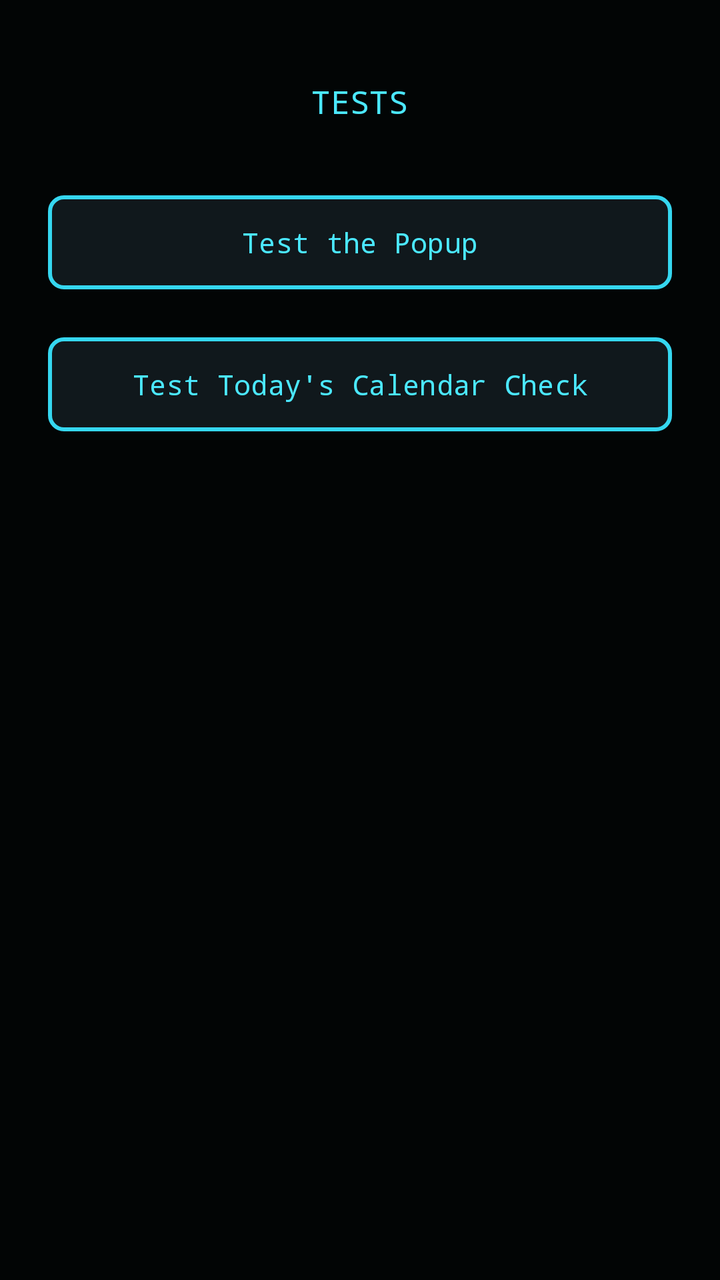
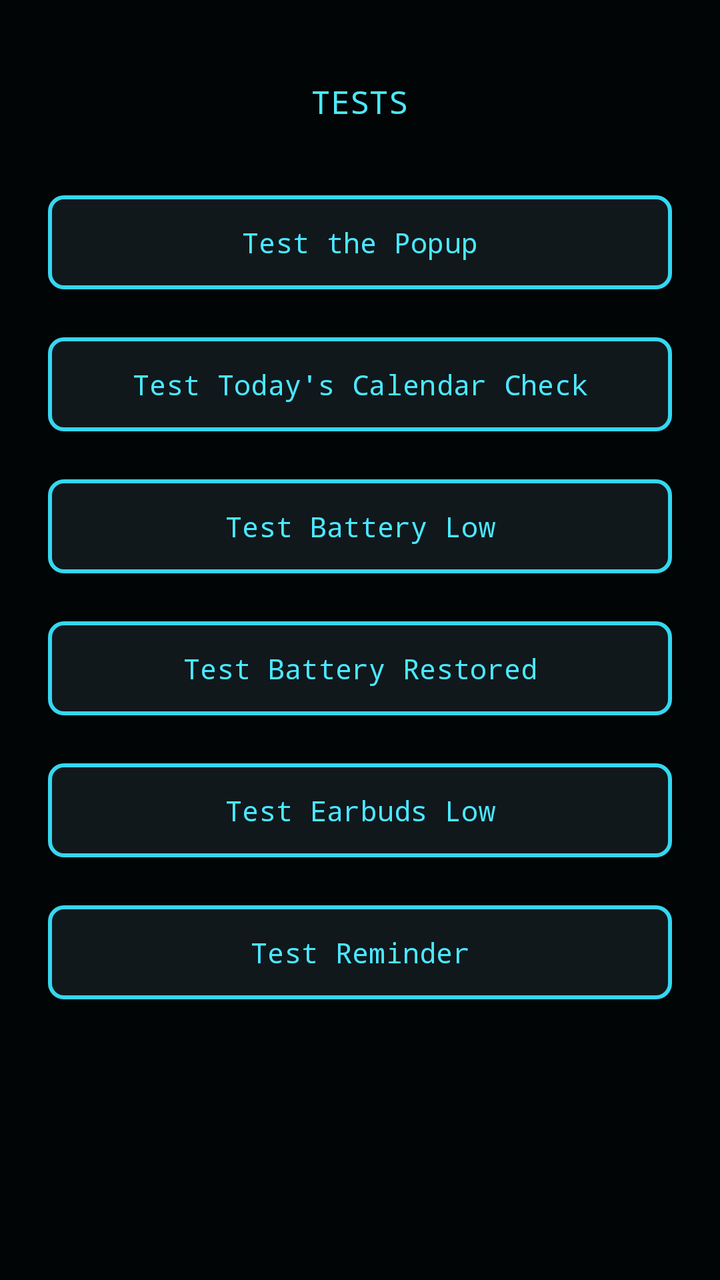

Compare the two renders of this Android layout. The source of the first and the diff that turns it into the second are given below.
<!-- AndroidManifest.xml: application theme Theme.PrescriptBeeper -->
<!-- res/layout/activity_tests.xml -->
<?xml version="1.0" encoding="utf-8"?>
<LinearLayout xmlns:android="http://schemas.android.com/apk/res/android"
    android:layout_width="match_parent"
    android:layout_height="match_parent"
    android:orientation="vertical"
    android:gravity="top|center_horizontal"
    android:fitsSystemWindows="true"
    android:padding="24dp"
    android:background="#020505">

    <TextView
        android:layout_width="wrap_content"
        android:layout_height="wrap_content"
        android:text="TESTS"
        android:textColor="#4be8ff"
        android:textSize="16sp"
        android:fontFamily="monospace"
        android:layout_marginTop="16dp"
        android:layout_marginBottom="32dp" />

    <Button
        android:id="@+id/btnTestPopup"
        android:layout_width="match_parent"
        android:layout_height="wrap_content"
        android:text="Test the Popup"
        android:layout_marginBottom="16dp" />

    <Button
        android:id="@+id/btnTestCalendar"
        android:layout_width="match_parent"
        android:layout_height="wrap_content"
        android:text="Test Today's Calendar Check" />

</LinearLayout>
<!-- resources referenced by this layout -->
<resources>
  <style name="Theme.PrescriptBeeper" parent="Base.Theme.PrescriptBeeper">
          <item name="materialButtonStyle">@style/Widget.PrescriptBeeper.Button</item>
      </style>
  <style name="Base.Theme.PrescriptBeeper" parent="Theme.Material3.DayNight.NoActionBar">
          
      </style>
  <style name="Widget.PrescriptBeeper.Button" parent="Widget.Material3.Button.OutlinedButton">
          <item name="backgroundTint">#10181c</item>
          <item name="strokeColor">#35d7f0</item>
          <item name="strokeWidth">2dp</item>
          <item name="cornerRadius">8dp</item>
          <item name="android:textColor">#4be8ff</item>
          <item name="android:fontFamily">monospace</item>
          <item name="android:textAllCaps">false</item>
          <item name="android:paddingTop">14dp</item>
          <item name="android:paddingBottom">14dp</item>
      </style>
</resources>

<!-- the commit's change to res/layout/activity_tests.xml (unified diff, before → after) -->
@@ -31,4 +31,32 @@
         android:layout_height="wrap_content"
         android:text="Test Today's Calendar Check" />
 
+    <Button
+        android:id="@+id/btnTestBatteryLow"
+        android:layout_width="match_parent"
+        android:layout_height="wrap_content"
+        android:text="Test Battery Low"
+        android:layout_marginTop="16dp" />
+
+    <Button
+        android:id="@+id/btnTestBatteryOk"
+        android:layout_width="match_parent"
+        android:layout_height="wrap_content"
+        android:text="Test Battery Restored"
+        android:layout_marginTop="16dp" />
+
+    <Button
+        android:id="@+id/btnTestEarbuds"
+        android:layout_width="match_parent"
+        android:layout_height="wrap_content"
+        android:text="Test Earbuds Low"
+        android:layout_marginTop="16dp" />
+
+    <Button
+        android:id="@+id/btnTestReminder"
+        android:layout_width="match_parent"
+        android:layout_height="wrap_content"
+        android:text="Test Reminder"
+        android:layout_marginTop="16dp" />
+
 </LinearLayout>
